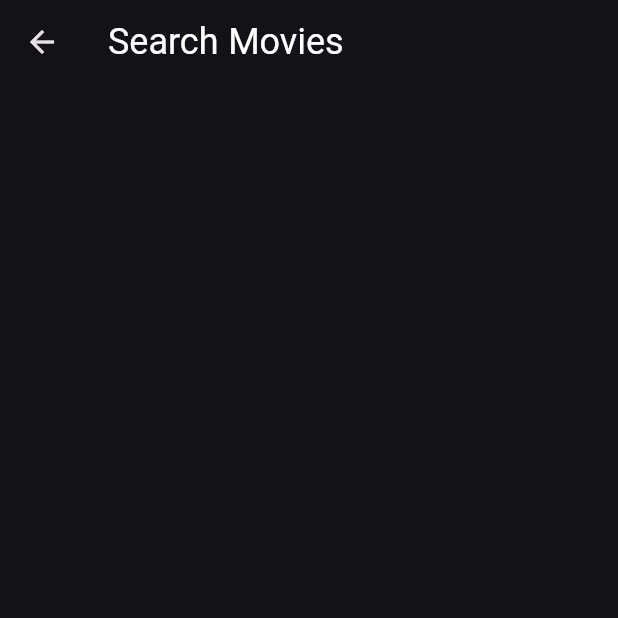
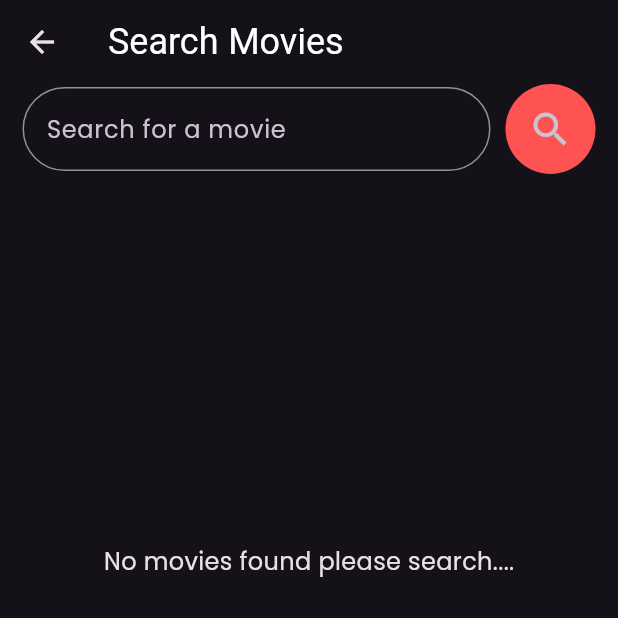
Before and after one commit to PathumDilhara/Movie-Wave, a Flutter app: the SearchPage screen opened directly, on a phone screen of 412 x 824 dp, the top half of it. Run offline on Flutter 3.47's test engine with Material 3 defaults, Android fonts, the phone set to English and light mode, and no system bars; our stand-ins replace flutter_dotenv, google_fonts; network calls fail.

Commit message:
Search movie using query

```diff
--- a/lib/pages/search_page.dart
+++ b/lib/pages/search_page.dart
@@ -1,4 +1,7 @@
 import 'package:flutter/material.dart';
+import 'package:movie_wave/models/movie_model.dart';
+import 'package:movie_wave/services/movie_service.dart';
+import 'package:movie_wave/widgets/search_details_widget.dart';
 
 class SearchPage extends StatefulWidget {
   const SearchPage({super.key});
@@ -8,12 +11,121 @@ class SearchPage extends StatefulWidget {
 }
 
 class _SearchPageState extends State<SearchPage> {
+  final TextEditingController _searchController = TextEditingController();
+  List<MovieModel> _searchResults = [];
+  bool _isLoading = false;
+  String _error = "";
+
+  // Method to call the search end point
+  Future<void> _searchMovies() async {
+    setState(() {
+      _isLoading = true;
+      _error = "";
+    });
+    try {
+      List<MovieModel> movies =
+          await MovieService().searchMovie(_searchController.text);
+      setState(() {
+        _searchResults = movies;
+      });
+    } catch (err) {
+      print("Error : $err");
+      setState(() {
+        _error = "Failed to search for that movie";
+      });
+    } finally {
+      setState(() {
+        _isLoading = false;
+      });
+    }
+  }
+
   @override
   Widget build(BuildContext context) {
     return Scaffold(
       appBar: AppBar(
         title: Text("Search Movies"),
       ),
+      body: Padding(
+        padding: const EdgeInsets.symmetric(horizontal: 15.0),
+        child: Column(
+          children: [
+            Padding(
+              padding: EdgeInsets.only(
+                  bottom: _searchResults.isEmpty ? MediaQuery.of(context).size.height * 0.3 : 1),
+              child: Row(
+                children: [
+                  Expanded(
+                    child: TextField(
+                      controller: _searchController,
+                      decoration: InputDecoration(
+                        hintText: "Search for a movie",
+                        border: OutlineInputBorder(
+                          borderRadius: BorderRadius.all(
+                            Radius.circular(100),
+                          ),
+                        ),
+                      ),
+                      onSubmitted: (_) => _searchMovies(),
+                    ),
+                  ),
+                  SizedBox(
+                    width: 10,
+                  ),
+                  Container(
+                    width: 60,
+                    height: 60,
+                    decoration: BoxDecoration(
+                        color: Colors.redAccent, shape: BoxShape.circle),
+                    child: IconButton(
+                      onPressed: _searchMovies,
+                      icon: Icon(
+                        Icons.search,
+                        size: 30,
+                        weight: 10,
+                      ),
+                    ),
+                  ),
+                ],
+              ),
+            ),
+            if (_isLoading)
+              const Center(
+                child: CircularProgressIndicator(
+                  color: Colors.redAccent,
+                ),
+              )
+            else if (_error.isNotEmpty)
+              Padding(
+                padding: const EdgeInsets.all(10.0),
+                child: Text(
+                  _error,
+                  style: TextStyle(color: Colors.red),
+                ),
+              )
+            else if (_searchResults.isEmpty)
+              Center(
+                child: Text(
+                  "No movies found please search....",
+                  style: TextStyle(fontSize: 16),
+                ),
+              )
+            else
+              Expanded(
+                child: ListView.builder(
+                  itemCount: _searchResults.length,
+                  itemBuilder: (context, index) {
+                    return Column(
+                      children: [
+                        SearchDetailsWidget(movie: _searchResults[index]),
+                      ],
+                    );
+                  },
+                ),
+              )
+          ],
+        ),
+      ),
     );
   }
 }
--- a/lib/services/movie_service.dart
+++ b/lib/services/movie_service.dart
@@ -42,7 +42,7 @@ class MovieService {
       final response = await http
           .get(Uri.parse("${_baseUrl}now_playing?api_key=$_apiKey&page=$page"));
 
-      if(response.statusCode == 200){
+      if (response.statusCode == 200) {
         final data = json.decode(response.body);
         final List<dynamic> result = data["results"];
 
@@ -55,4 +55,27 @@ class MovieService {
       return [];
     }
   }
+
+  // Search movie by title
+  // https://api.themoviedb.org/3/search/movie?query=ice age&api_key=011f78146930034fcaa1c5f6d2f270b5
+  Future<List<MovieModel>> searchMovie(String query) async {
+   final String _searchUrl = "https://api.themoviedb.org/3/search/movie";
+    try {
+      final response = await http
+          .get(Uri.parse("$_searchUrl?query=$query&api_key=$_apiKey"));
+
+      if(response.statusCode == 200){
+        final data = json.decode(response.body);
+        final List<dynamic> results = data["results"];
+
+        return results.map((movie) => MovieModel.fromJson(movie)).toList();
+      } else {
+        throw Exception("Error searching movies");
+      }
+    } catch (err) {
+      print("Error : $err");
+      throw Exception("Failed to searching movies : $err");
+      return [];
+    }
+  }
 }
```
Also changed, not shown: lib/widgets/search_details_widget.dart (added, +108 -0 lines).
